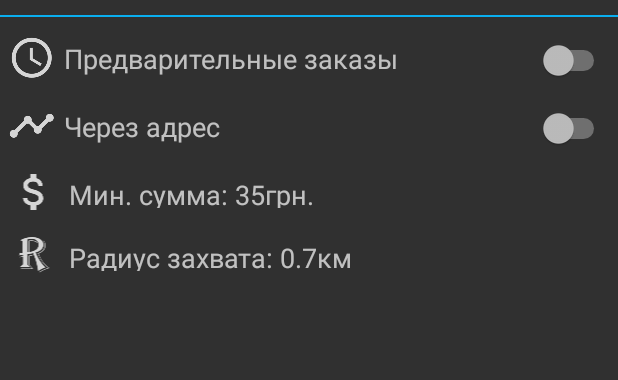
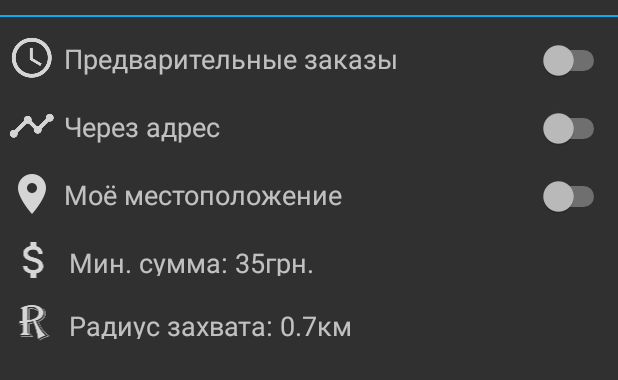
Before and after one commit to MrMichael1959/Driver, an Android app: the layout settings.xml on its own in the app's theme, with its tools: preview values and no code run, on a phone screen of 412 x 824 dp. Shown: the top 380 px of the screen. Run offline under Robolectric (Android 15) with nearby library versions, the phone set to English and light mode, and no system bars.

Commit message:
all dirs

```diff
--- a/app/src/main/res/layout/settings.xml
+++ b/app/src/main/res/layout/settings.xml
@@ -77,6 +77,39 @@
     </LinearLayout>
 
     <LinearLayout
+        android:layout_width="match_parent"
+        android:layout_height="wrap_content"
+        android:layout_marginTop="10dp"
+        android:layout_weight="0"
+        android:gravity="right"
+        android:orientation="horizontal"
+        android:paddingLeft="5dp"
+        android:paddingRight="5dp">
+
+        <ImageView
+            android:layout_width="wrap_content"
+            android:layout_height="wrap_content"
+            android:layout_gravity="center"
+            android:src="@drawable/ic_place" />
+
+        <TextView
+            android:layout_width="match_parent"
+            android:layout_height="wrap_content"
+            android:layout_marginLeft="5dp"
+            android:layout_weight="1"
+            android:paddingBottom="5dp"
+            android:paddingTop="5dp"
+            android:text="Моё местоположение"
+            android:textAppearance="@style/TextAppearance.AppCompat.Medium" />
+
+        <Switch
+            android:id="@+id/switchMyPlace"
+            android:layout_width="wrap_content"
+            android:layout_height="wrap_content" />
+
+    </LinearLayout>
+
+    <LinearLayout
         android:id="@+id/llCost"
         android:layout_width="match_parent"
         android:layout_height="wrap_content"
```
Also changed, not shown: app/src/main/java/bombila/michael/driver/MainActivity.java (+39 -2 lines), app/src/main/res/drawable-hdpi/ic_place.png (added), app/src/main/res/drawable-mdpi/ic_place.png (added), app/src/main/res/drawable-xhdpi/ic_place.png (added), app/src/main/res/drawable-xxhdpi/ic_place.png (added).
